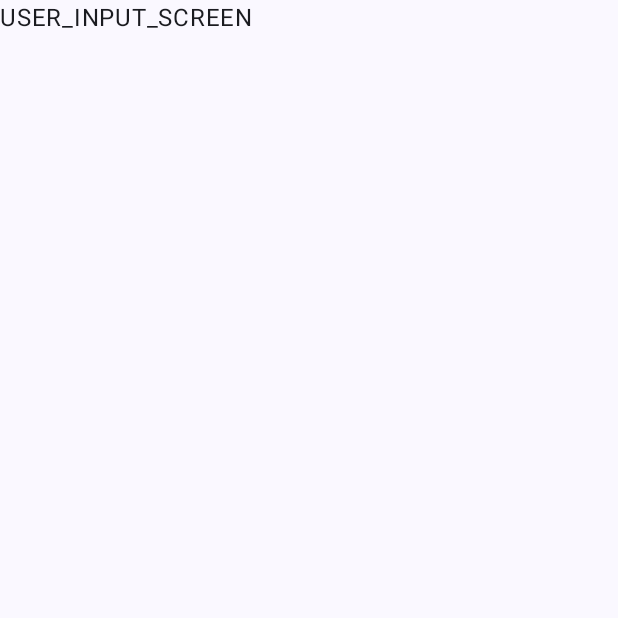
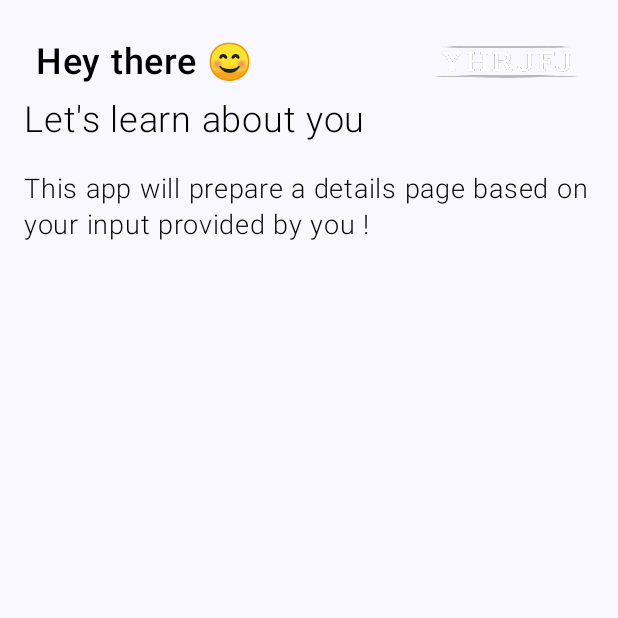
Before and after one commit to yhrjfj/FunFact_Composer, an Android app built with Jetpack Compose: the screen it shows after launch (MainActivity), on a phone screen of 412 x 824 dp, the top half of it. Run offline under Robolectric (Android 15) with nearby library versions, the phone set to English and light mode, and no system bars.

Commit message:
Use TextComponent in UserInputScreen

```diff
--- a/app/src/main/java/com/yhr/jfj/funfact_composer/ui/screens/UserInputScreen.kt
+++ b/app/src/main/java/com/yhr/jfj/funfact_composer/ui/screens/UserInputScreen.kt
@@ -2,26 +2,50 @@ package com.yhr.jfj.funfact_composer.ui.screens
 
 import android.annotation.SuppressLint
 import androidx.compose.foundation.clickable
+import androidx.compose.foundation.layout.Column
+import androidx.compose.foundation.layout.Spacer
 import androidx.compose.foundation.layout.fillMaxSize
+import androidx.compose.foundation.layout.height
+import androidx.compose.foundation.layout.padding
 import androidx.compose.material3.ExperimentalMaterial3Api
 import androidx.compose.material3.Scaffold
 import androidx.compose.material3.Text
 import androidx.compose.runtime.Composable
 import androidx.compose.ui.Modifier
 import androidx.compose.ui.tooling.preview.Preview
+import androidx.compose.ui.unit.dp
+import androidx.compose.ui.unit.sp
 import androidx.navigation.NavHostController
 import androidx.navigation.compose.rememberNavController
+import com.yhr.jfj.funfact_composer.ui.TextComponent
+import com.yhr.jfj.funfact_composer.ui.TopBar
 
 @SuppressLint("UnusedMaterial3ScaffoldPaddingParameter")
 @OptIn(ExperimentalMaterial3Api::class)
 @Composable
 fun UserInputScreen(navController: NavHostController) {
-    Scaffold(modifier = Modifier
-        .fillMaxSize()
-        .clickable {
-            navController.navigate(Routes.WELCOME_SCREEN)
-        }) {
-        Text(text = Routes.USER_INPUT_SCREEN)
+    Scaffold(
+        modifier = Modifier.fillMaxSize()
+    ) {
+        Column(
+            modifier = Modifier
+                .fillMaxSize()
+                .padding(16.dp)
+        ) {
+            TopBar("Hey there \uD83D\uDE0A")
+
+            TextComponent(
+                textValue = "Let's learn about you",
+                textSize = 24.sp
+            )
+
+            Spacer(modifier = Modifier.height(20.dp))
+
+            TextComponent(
+                textValue = "This app will prepare a details page based on your input provided by you !",
+                textSize = 18.sp
+            )
+        }
     }
 }
 
--- a/app/src/main/java/com/yhr/jfj/funfact_composer/ui/screens/WelcomeScreen.kt
+++ b/app/src/main/java/com/yhr/jfj/funfact_composer/ui/screens/WelcomeScreen.kt
@@ -1,6 +1,7 @@
 package com.yhr.jfj.funfact_composer.ui.screens
 
 import android.annotation.SuppressLint
+import androidx.compose.foundation.layout.Column
 import androidx.compose.foundation.layout.fillMaxSize
 import androidx.compose.material3.ExperimentalMaterial3Api
 import androidx.compose.material3.Scaffold
@@ -14,7 +15,9 @@ import androidx.compose.ui.tooling.preview.Preview
 @Composable
 fun WelcomeScreen() {
     Scaffold(modifier = Modifier.fillMaxSize()) {
-        Text(text = Routes.WELCOME_SCREEN)
+        Column {
+
+        }
     }
 }
 
```
